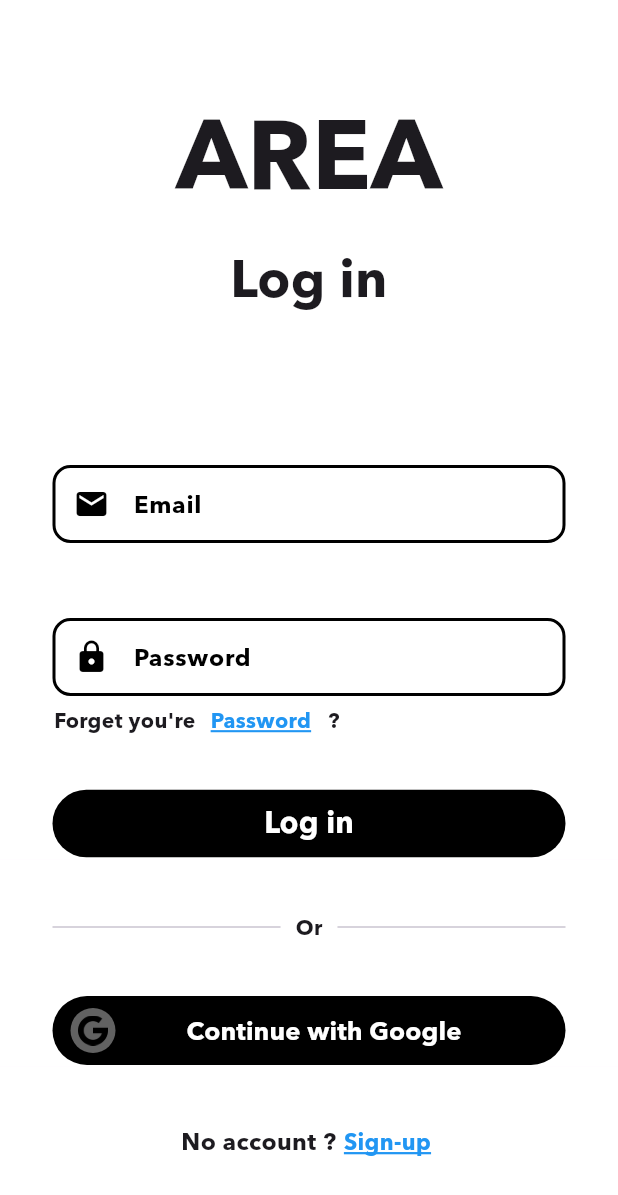
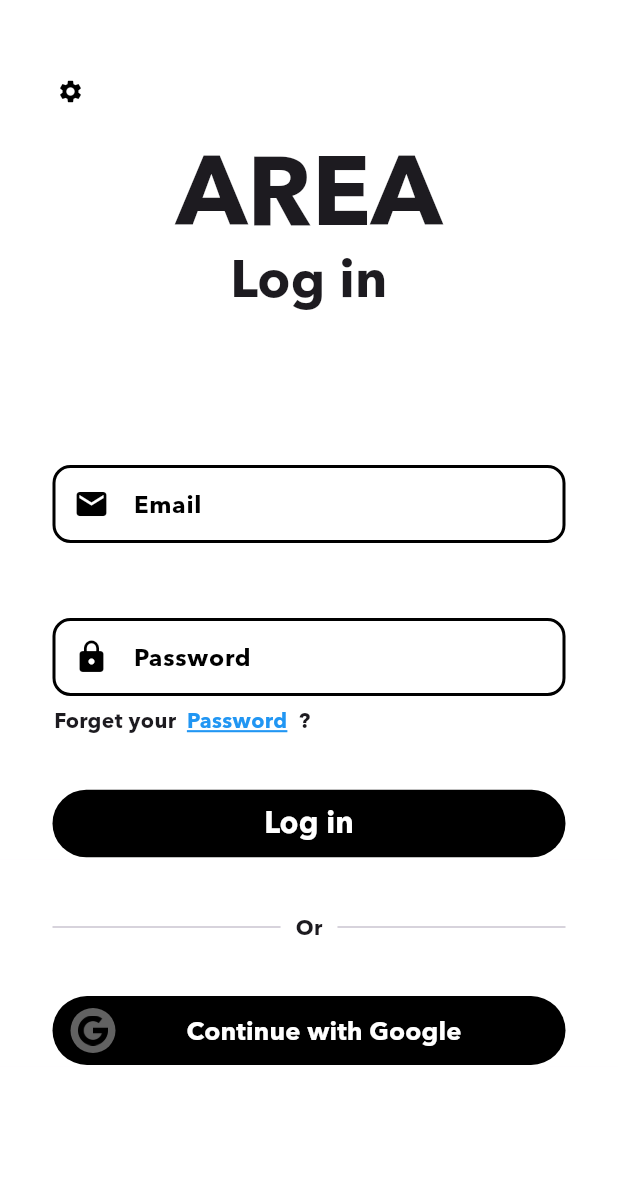
Before and after one commit to edward-lalande/AREA, a Flutter app: the screen it shows after launch, on a phone screen of 412 x 824 dp. Shown: the top 1195 px of the screen. Run offline on Flutter 3.47's test engine with Material 3 defaults, Android fonts, the phone set to English and light mode, and no system bars; our stand-ins replace go_router.

Commit message:
feat(mobile): wheel icon in login page for changeing host, fix scrolling in password reset_page

```diff
--- a/mobile/lib/myWidgets/my_text_fields.dart
+++ b/mobile/lib/myWidgets/my_text_fields.dart
@@ -13,7 +13,7 @@ class MyTextField extends StatelessWidget {
   final EdgeInsets padding;
   final Widget prefixIcon;
   final bool obscureText;
-  final controller;
+  final TextEditingController controller;
 
   @override
   Widget build(BuildContext context) {
--- a/mobile/lib/pages/login_page.dart
+++ b/mobile/lib/pages/login_page.dart
@@ -15,21 +15,37 @@ class LoginPage extends StatelessWidget {
   Widget build(BuildContext context) {
     return Scaffold(
       resizeToAvoidBottomInset: false,
-      appBar: const MyAppBarArea(
+      appBar: MyAppBarArea(
         appbartitle: Padding(
-          padding: EdgeInsets.only(top: 45),
-          child: Text(
+          padding: const EdgeInsets.only(top: 45),
+          child: Column(
+            children: [
+              MyButton(
+                padding: const EdgeInsets.only(left: 10),
+                title: "",
+                prefixIcon: const Icon(Icons.settings, color: Colors.black,),
+                backgroundColor: Colors.white,
+                textColor: Colors.white,
+                fontSize: 0,
+                spaceBetweenIconAndText: 0,
+                onPressed: (context) {
+                    context.go('/home');
+                },
+              ),
+              const Text(
                 "AREA",
                 style: TextStyle(
                   fontFamily: "Avenir",
                   fontSize: 65,
                 ),
               ),
+            ],
+          ),
           ),
         ),
       body: SingleChildScrollView(
         child: Padding(
-          padding: EdgeInsets.all(0),
+          padding: const EdgeInsets.all(0),
           child: Column(
         children: [
           Container(
@@ -80,10 +96,10 @@ class LoginPage extends StatelessWidget {
               child: Row(
                 children: [
                   const Text(
-                    "Forget you're",
+                    "Forget your",
                     style: TextStyle(fontFamily: "Avenir", fontWeight: FontWeight.w300),
                   ),
-                  const SizedBox(width: 10),
+                  const SizedBox(width: 7),
                   GestureDetector(
                     onTap: () {
                       context.go('/password');
@@ -100,7 +116,7 @@ class LoginPage extends StatelessWidget {
                     ),
                   ),
                   const Text(
-                    "   ?",
+                    "  ?",
                     style: TextStyle(fontFamily: "Avenir", fontWeight: FontWeight.w900),
                   ),
                 ],
@@ -153,7 +169,7 @@ class LoginPage extends StatelessWidget {
             },
           ),
           Container(
-            height: 100,
+            height: 250,
             color: Colors.white,
             child: Padding(
               padding: const EdgeInsets.only(),
--- a/mobile/lib/pages/password_page.dart
+++ b/mobile/lib/pages/password_page.dart
@@ -61,7 +61,7 @@ class PasswordPage extends StatelessWidget {
             title: "Send Reset Link",
             backgroundColor: Colors.black,
             textColor: Colors.white,
-            fontSize: 20,
+            fontSize: 17,
             spaceBetweenIconAndText: 10,
             onPressed: (context) {
               if (emailController.text.isNotEmpty) {
@@ -140,7 +140,7 @@ class PasswordPage extends StatelessWidget {
             ),
           ),
           Container(
-            height: 80,
+            height: 200,
             color: Colors.white,
           )
         ],
```
Lines whose indentation alone changed are shown as unchanged.
